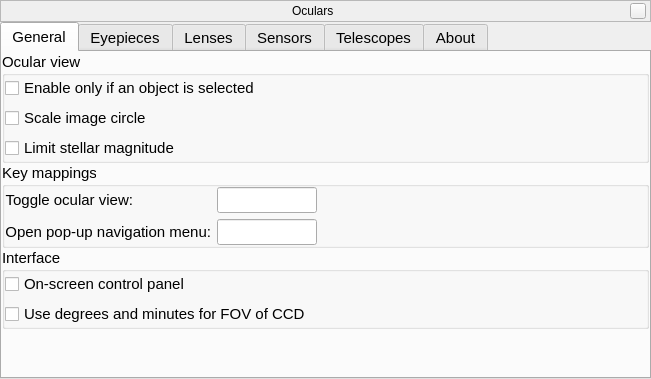
Old version of the form plugins/Oculars/src/gui/ocularDialog.ui in the repository 519984307/stellarium_src.
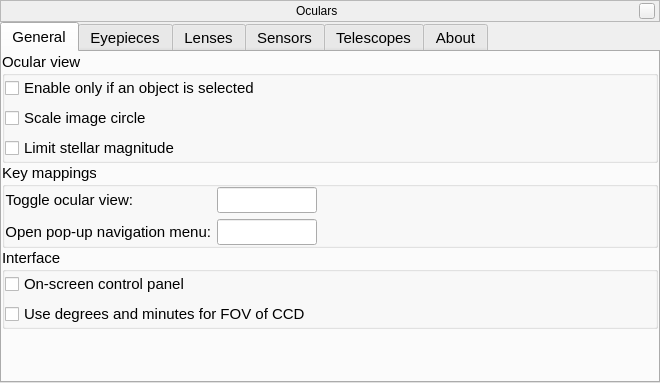
New version of the form. Custom widgets are drawn as their Qt base class.

Commit message: updated cmakelists and oculars dialog ui

```diff
--- a/plugins/Oculars/src/gui/ocularDialog.ui
+++ b/plugins/Oculars/src/gui/ocularDialog.ui
@@ -6,8 +6,8 @@
    <rect>
     <x>0</x>
     <y>0</y>
-    <width>651</width>
-    <height>379</height>
+    <width>660</width>
+    <height>383</height>
    </rect>
   </property>
   <property name="sizePolicy">
```
Left out of the diff: 3 changed lines with no effect on the pictures. The commit also changes 1 other file.
